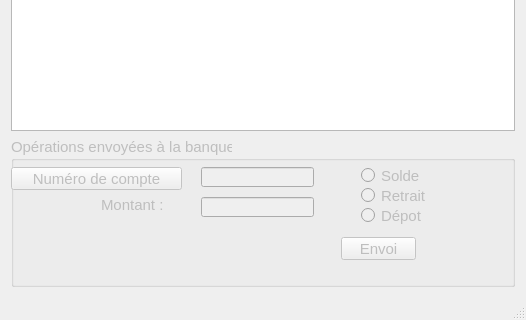
Before: the Qt Designer form 12_banque_Client_Serveur/ClientBanque/clientbanquewindow.ui in TheoMichaud/Apprendre_QT, drawn with Qt 5; both pictures show x 0 to 526 and y 306 to 626 of the 526 by 626 pixel window.
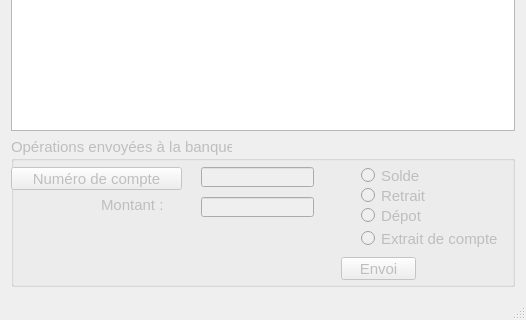
After: the same form once the commit is applied.

What changed in the file:
```diff
--- a/12_banque_Client_Serveur/ClientBanque/clientbanquewindow.ui
+++ b/12_banque_Client_Serveur/ClientBanque/clientbanquewindow.ui
@@ -261,7 +261,7 @@
        <property name="geometry">
         <rect>
          <x>330</x>
-         <y>100</y>
+         <y>120</y>
          <width>75</width>
          <height>23</height>
         </rect>
@@ -270,6 +270,19 @@
         <string>Envoi</string>
        </property>
       </widget>
+      <widget class="QRadioButton" name="radioButtonExtrait">
+       <property name="geometry">
+        <rect>
+         <x>350</x>
+         <y>90</y>
+         <width>151</width>
+         <height>23</height>
+        </rect>
+       </property>
+       <property name="text">
+        <string>Extrait de compte</string>
+       </property>
+      </widget>
      </widget>
     </item>
    </layout>
```
